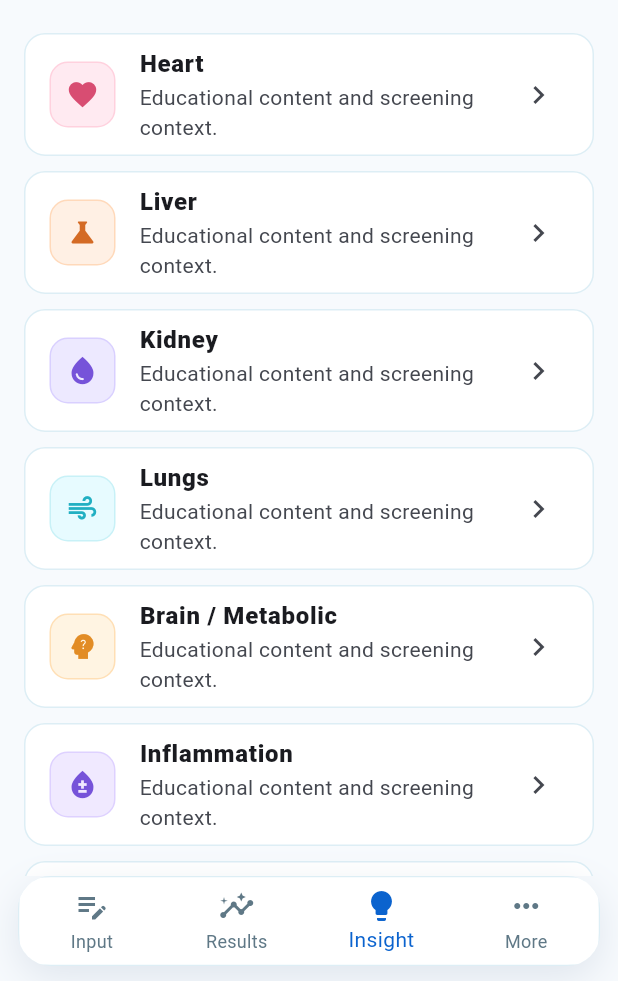
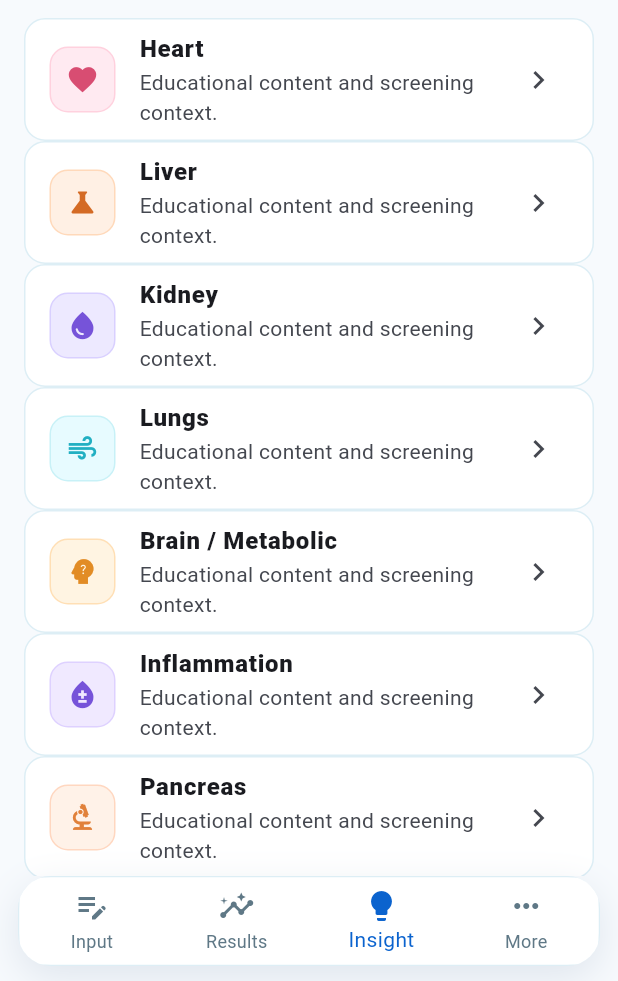
Before and after one commit to D-Varshini17/VitalMap, a Flutter app: the screen it shows after launch, item 3 of the bottom bar chosen, on a phone screen of 412 x 824 dp, the part 255-1236 px from its top. Run offline on Flutter 3.47's test engine with Material 3 defaults, Android fonts, the phone set to English and light mode, and no system bars; our stand-ins replace shared_preferences.

Commit message:
Fix Insight tiles (Material+Ink) and suppress analyzer warning; update navigation

```diff
--- a/frontend/lib/core/ui_result_adapter.dart
+++ b/frontend/lib/core/ui_result_adapter.dart
@@ -305,6 +305,7 @@ class HealthUiAdapter {
     return '${missing.length} values missing';
   }
 
+  // ignore: unused_element
   static List<HealthMetric> _profileMetrics(Map<String, dynamic>? payload) {
     final profile =
         Map<String, dynamic>.from(payload?['profile'] as Map? ?? const {});
--- a/frontend/lib/screens/insight_screen.dart
+++ b/frontend/lib/screens/insight_screen.dart
@@ -3,6 +3,7 @@ import 'package:flutter/material.dart';
 import '../core/ui_result_adapter.dart';
 import '../styles.dart';
 import '../widgets/brand_logo.dart';
+import '../widgets/disclaimer.dart';
 import '../widgets/organ_visual.dart';
 import 'organ_detail_screen.dart';
 
@@ -60,8 +61,9 @@ class InsightScreen extends StatelessWidget {
 
   Widget _organTile(BuildContext context, String key) {
     final name = HealthUiAdapter.organName(key);
-    return Container(
-      margin: const EdgeInsets.only(top: 10),
+    return Material(
+      color: Colors.transparent,
+      child: Ink(
         decoration: BoxDecoration(
           color: Colors.white,
           borderRadius: BorderRadius.circular(14),
@@ -83,6 +85,7 @@ class InsightScreen extends StatelessWidget {
           subtitle: const Text('Educational content and screening context.'),
           trailing: const Icon(Icons.chevron_right),
         ),
+      ),
     );
   }
 }
```
Lines whose indentation alone changed are shown as unchanged.
